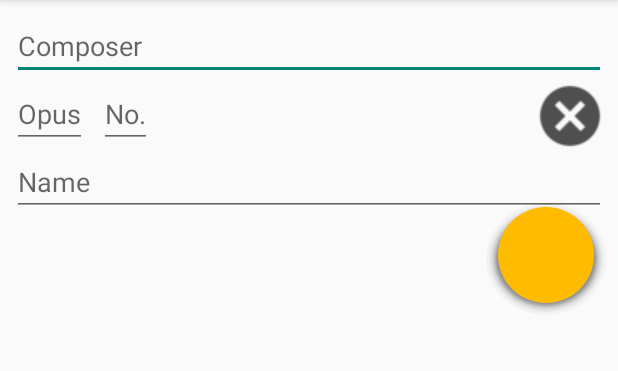
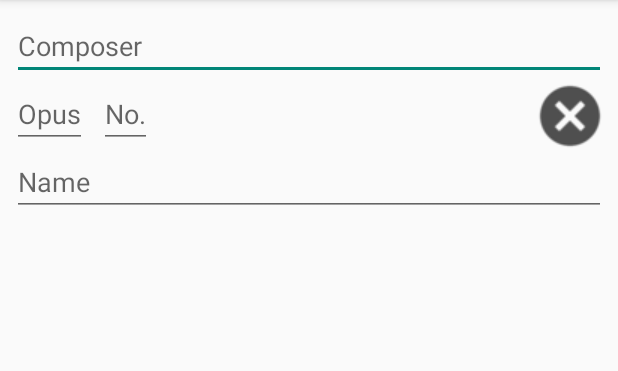
Before and after one commit to shantanu/Repertoire, an Android app: the layout edit_text_layout.xml on its own in the app's theme, with its tools: preview values and no code run, on a phone screen of 412 x 824 dp, the part 84-455 px from its top. Run offline under Robolectric (Android 15) with nearby library versions, the phone set to English and light mode, and no system bars.

```diff
--- a/app/src/main/res/drawable/circle.xml
+++ b/app/src/main/res/drawable/save.xml
@@ -101,13 +101,13 @@
             android:color="?android:colorControlHighlight">
             <item android:id="@android:id/mask">
                 <shape android:shape="oval">
-                    <solid android:color="#FFBB00" />
+                    <solid android:color="#0266C8" />
                 </shape>
             </item>
             <item>
                 <shape android:shape="oval">
 
-                    <solid android:color="#FFBB00" />
+                    <solid android:color="#0266C8" />
 
 
                 </shape>
--- a/app/src/main/res/layout/edit_text_layout.xml
+++ b/app/src/main/res/layout/edit_text_layout.xml
@@ -40,13 +40,6 @@
         android:layout_below="@id/composer_edit"
         android:background="@drawable/cancel"
         android:id="@+id/cancel_button" />
-    <ImageButton
-        android:layout_width="80dp"
-        android:layout_height="80dp"
-        android:background="@drawable/circle"
-        android:id="@+id/addbutton"
-        android:layout_marginTop="122dp"
-        android:layout_alignParentTop="true"
-        android:layout_alignEnd="@+id/name_edit" />
+
 
 </RelativeLayout>
```
Also changed, not shown: app/src/main/res/layout/activity_main.xml (+39 -20 lines), app/src/main/res/drawable/ic_add_white_24dp.png (added), app/src/main/res/drawable/ic_save_white_24dp.png (added), 1 other file.
